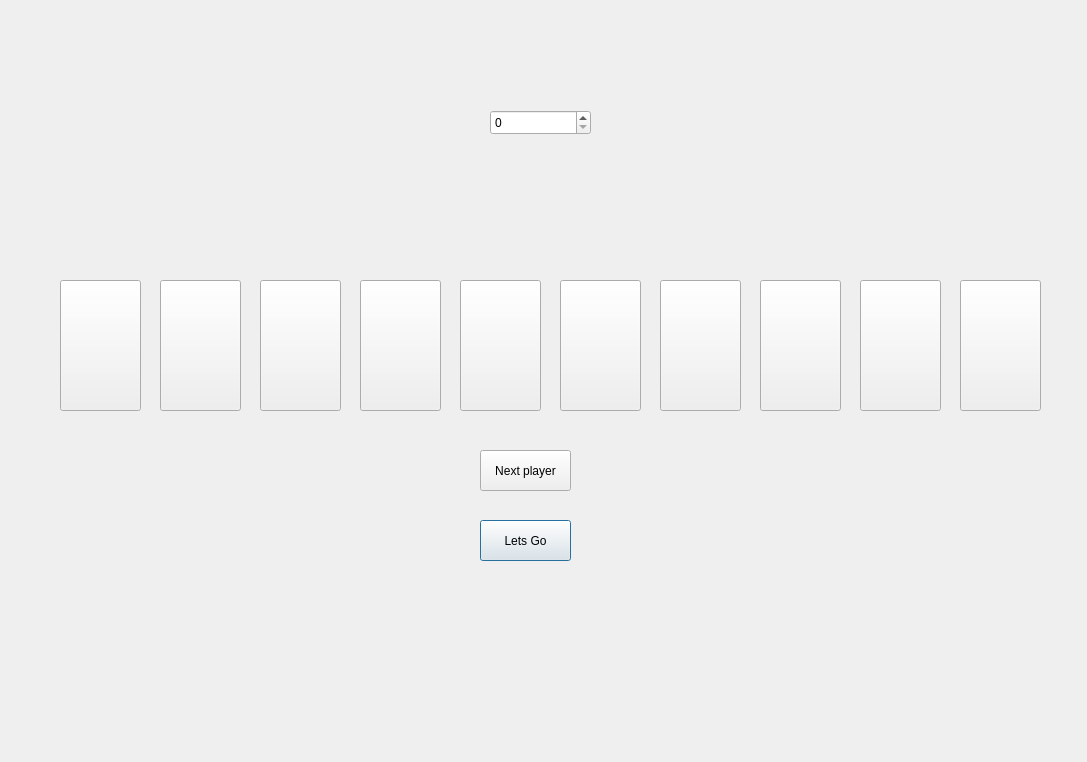
Above: showcards.ui from Matin0789/Condottiere- before the change. Below: the same form after it.
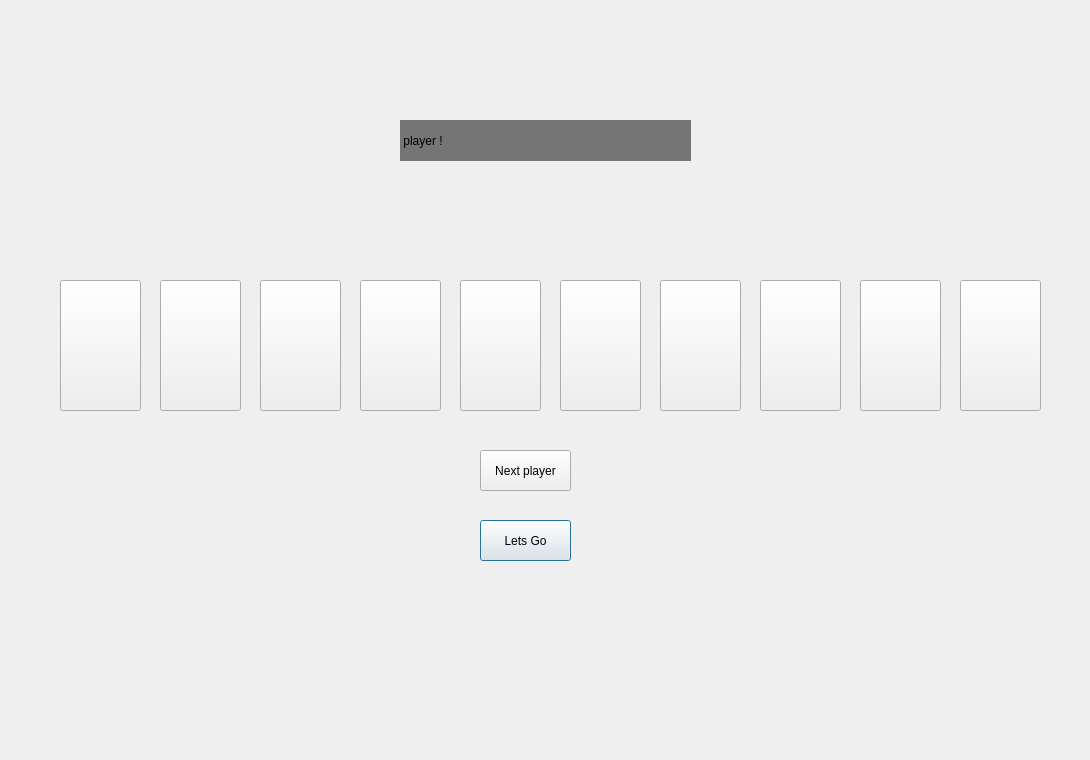
That is the form after the change. Icons and pictures are not drawn.

What changed in the file:
```diff
--- a/showcards.ui
+++ b/showcards.ui
@@ -6,8 +6,8 @@
    <rect>
     <x>0</x>
     <y>0</y>
-    <width>1087</width>
-    <height>762</height>
+    <width>1090</width>
+    <height>760</height>
    </rect>
   </property>
   <property name="windowTitle">
@@ -269,19 +269,42 @@
     <string>Next player</string>
    </property>
   </widget>
-  <widget class="QSpinBox" name="sb">
+  <widget class="QLabel" name="label">
    <property name="geometry">
     <rect>
-     <x>490</x>
-     <y>110</y>
-     <width>101</width>
-     <height>25</height>
+     <x>0</x>
+     <y>0</y>
+     <width>1090</width>
+     <height>760</height>
     </rect>
    </property>
    <property name="styleSheet">
-    <string notr="true">border-image: url(:/Description/Graphics/photos/brown.jpg);</string>
+    <string notr="true">border-image: url(:/Description/Graphics/photos/fantasy-knight-banner-crusade-medieval-hd-wallpaper-preview.jpg);</string>
    </property>
+   <property name="text">
+    <string/>
+   </property>
   </widget>
+  <widget class="QLabel" name="lb_player_counter">
+   <property name="geometry">
+    <rect>
+     <x>400</x>
+     <y>120</y>
+     <width>291</width>
+     <height>41</height>
+    </rect>
+   </property>
+   <property name="styleSheet">
+    <string notr="true">font: 9pt &quot;Segoe Print&quot;;
+
+background-color: rgb(117, 117, 117);
+color: rgb(0, 0, 0);</string>
+   </property>
+   <property name="text">
+    <string> player !</string>
+   </property>
+  </widget>
+  <zorder>label</zorder>
   <zorder>label_5</zorder>
   <zorder>btn_lets_go</zorder>
   <zorder>toolButton</zorder>
```
Left out of the diff: 4 changed lines with no effect on the pictures.
